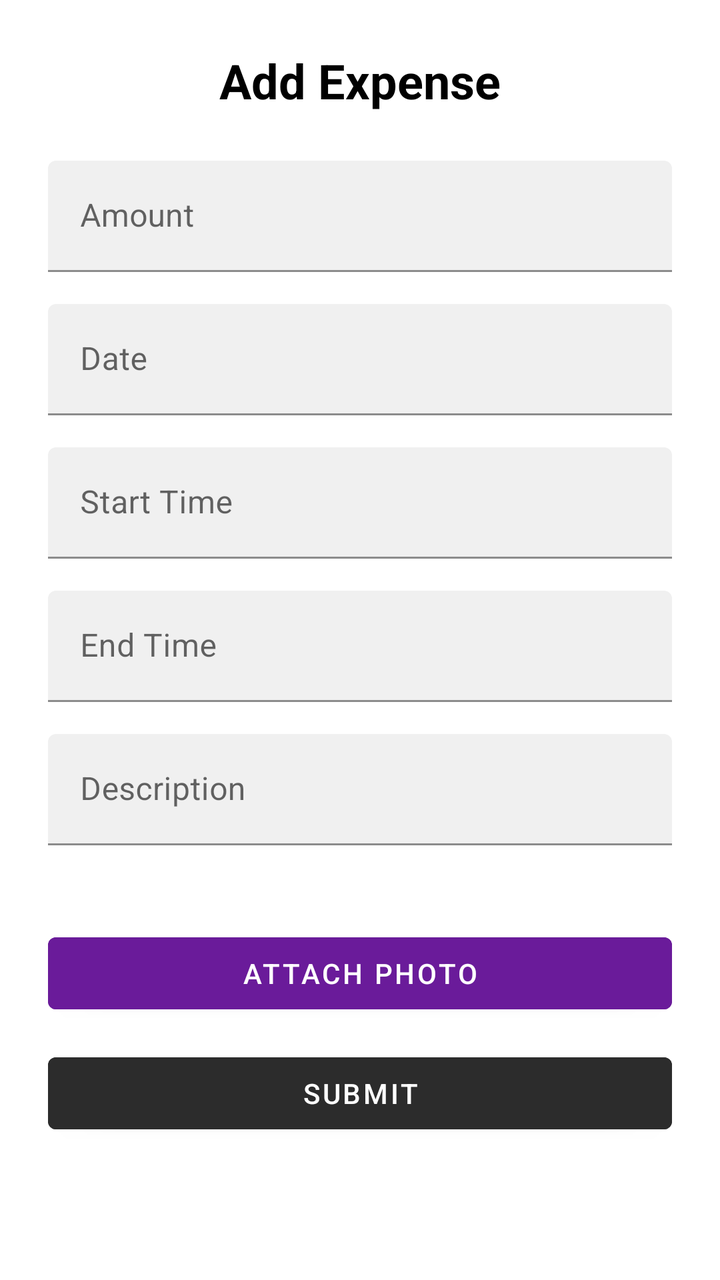
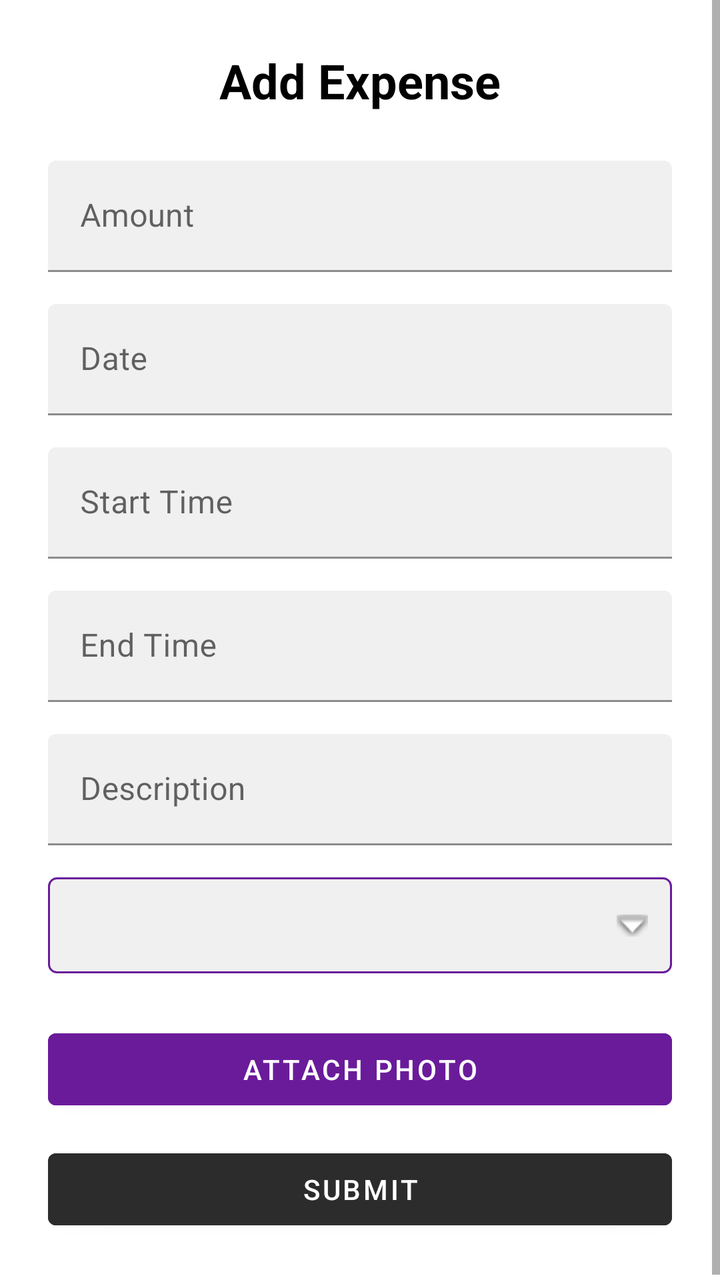

Two renders of the same Android screen: before a commit and after it. Below are the layout's source before the change and the commit's diff.
<!-- AndroidManifest.xml: application theme Theme.HarmonieBudget -->
<!-- res/layout/activity_expense.xml -->
<?xml version="1.0" encoding="utf-8"?>
<ScrollView
    xmlns:android="http://schemas.android.com/apk/res/android"
    xmlns:app="http://schemas.android.com/apk/res-auto"
    android:layout_width="match_parent"
    android:layout_height="match_parent"
    android:fillViewport="true">
    <androidx.constraintlayout.widget.ConstraintLayout
        android:layout_width="match_parent"
        android:layout_height="wrap_content"
        android:padding="24dp"
        android:background="@color/white">

        
        <TextView
            android:id="@+id/tv_expense_title"
            android:layout_width="wrap_content"
            android:layout_height="wrap_content"
            android:text="@string/add_expense_title"
            android:textSize="24sp"
            android:textStyle="bold"
            android:textColor="#000000"
            app:layout_constraintTop_toTopOf="parent"
            app:layout_constraintStart_toStartOf="parent"
            app:layout_constraintEnd_toEndOf="parent" />

        
        <com.google.android.material.textfield.TextInputLayout
            android:id="@+id/til_amount"
            android:layout_width="0dp"
            android:layout_height="wrap_content"
            android:layout_marginTop="24dp"
            app:boxBackgroundColor="#F0F0F0"
            app:boxStrokeColor="#6A1B9A"
            app:layout_constraintTop_toBottomOf="@id/tv_expense_title"
            app:layout_constraintStart_toStartOf="parent"
            app:layout_constraintEnd_toEndOf="parent">
            <com.google.android.material.textfield.TextInputEditText
                android:id="@+id/et_amount"
                android:layout_width="match_parent"
                android:layout_height="wrap_content"
                android:hint="@string/hint_amount"
                android:inputType="numberDecimal"
                android:textColor="@android:color/black" />
        </com.google.android.material.textfield.TextInputLayout>

        
        <com.google.android.material.textfield.TextInputLayout
            android:id="@+id/til_date"
            android:layout_width="0dp"
            android:layout_height="wrap_content"
            android:layout_marginTop="16dp"
            app:boxBackgroundColor="#F0F0F0"
            app:boxStrokeColor="#6A1B9A"
            app:layout_constraintTop_toBottomOf="@id/til_amount"
            app:layout_constraintStart_toStartOf="parent"
            app:layout_constraintEnd_toEndOf="parent">
            <com.google.android.material.textfield.TextInputEditText
                android:id="@+id/et_date"
                android:layout_width="match_parent"
                android:layout_height="wrap_content"
                android:hint="@string/hint_date"
                android:textColor="@android:color/black"
                android:focusable="false"
                android:clickable="true" />
        </com.google.android.material.textfield.TextInputLayout>

        
        <com.google.android.material.textfield.TextInputLayout
            android:id="@+id/til_start_time"
            android:layout_width="0dp"
            android:layout_height="wrap_content"
            android:layout_marginTop="16dp"
            app:boxBackgroundColor="#F0F0F0"
            app:boxStrokeColor="#6A1B9A"
            app:layout_constraintTop_toBottomOf="@id/til_date"
            app:layout_constraintStart_toStartOf="parent"
            app:layout_constraintEnd_toEndOf="parent">
            <com.google.android.material.textfield.TextInputEditText
                android:id="@+id/et_start_time"
                android:layout_width="match_parent"
                android:layout_height="wrap_content"
                android:hint="@string/hint_start_time"
                android:textColor="@android:color/black"
                android:focusable="false"
                android:clickable="true" />
        </com.google.android.material.textfield.TextInputLayout>

        
        <com.google.android.material.textfield.TextInputLayout
            android:id="@+id/til_end_time"
            android:layout_width="0dp"
            android:layout_height="wrap_content"
            android:layout_marginTop="16dp"
            app:boxBackgroundColor="#F0F0F0"
            app:boxStrokeColor="#6A1B9A"
            app:layout_constraintTop_toBottomOf="@id/til_start_time"
            app:layout_constraintStart_toStartOf="parent"
            app:layout_constraintEnd_toEndOf="parent">
            <com.google.android.material.textfield.TextInputEditText
                android:id="@+id/et_end_time"
                android:layout_width="match_parent"
                android:layout_height="wrap_content"
                android:hint="@string/hint_end_time"
                android:textColor="@android:color/black"
                android:focusable="false"
                android:clickable="true" />
        </com.google.android.material.textfield.TextInputLayout>

        
        <com.google.android.material.textfield.TextInputLayout
            android:id="@+id/til_description"
            android:layout_width="0dp"
            android:layout_height="wrap_content"
            android:layout_marginTop="16dp"
            app:boxBackgroundColor="#F0F0F0"
            app:boxStrokeColor="#6A1B9A"
            app:layout_constraintTop_toBottomOf="@id/til_end_time"
            app:layout_constraintStart_toStartOf="parent"
            app:layout_constraintEnd_toEndOf="parent">
            <com.google.android.material.textfield.TextInputEditText
                android:id="@+id/et_description"
                android:layout_width="match_parent"
                android:layout_height="wrap_content"
                android:hint="@string/hint_description"
                android:textColor="@android:color/black" />
        </com.google.android.material.textfield.TextInputLayout>

        
        <Spinner
            android:id="@+id/spinner_category"
            android:layout_width="0dp"
            android:layout_height="wrap_content"
            android:layout_marginTop="16dp"
            android:background="#F0F0F0"
            app:layout_constraintTop_toBottomOf="@id/til_description"
            app:layout_constraintStart_toStartOf="parent"
            app:layout_constraintEnd_toEndOf="parent" />

        
        <Button
            android:id="@+id/btn_attach_photo"
            android:layout_width="0dp"
            android:layout_height="wrap_content"
            android:text="@string/btn_attach_photo"
            android:minHeight="48dp"
            android:backgroundTint="#6A1B9A"
            android:textColor="#FFFFFF"
            android:layout_marginTop="24dp"
            app:layout_constraintTop_toBottomOf="@id/spinner_category"
            app:layout_constraintStart_toStartOf="parent"
            app:layout_constraintEnd_toEndOf="parent" />

        
        <Button
            android:id="@+id/btn_save_expense"
            android:layout_width="0dp"
            android:layout_height="wrap_content"
            android:text="@string/btn_save_expense"
            android:minHeight="48dp"
            android:backgroundTint="#2C2C2C"
            android:textColor="#FFFFFF"
            android:layout_marginTop="12dp"
            app:layout_constraintTop_toBottomOf="@id/btn_attach_photo"
            app:layout_constraintStart_toStartOf="parent"
            app:layout_constraintEnd_toEndOf="parent" />

    </androidx.constraintlayout.widget.ConstraintLayout>
</ScrollView>
<!-- resources referenced by this layout -->
<resources>
  <color name="white">#FFFFFFFF</color>
  <string name="add_expense_title">Add Expense</string>
  <string name="btn_attach_photo">ATTACH PHOTO</string>
  <string name="btn_save_expense">Submit</string>
  <string name="hint_amount">Amount</string>
  <string name="hint_date">Date</string>
  <string name="hint_description">Description</string>
  <string name="hint_end_time">End Time</string>
  <string name="hint_start_time">Start Time</string>
  <style name="Theme.HarmonieBudget" parent="Theme.MaterialComponents.DayNight.NoActionBar">
  
          
          <item name="colorPrimary">@color/purple_500</item>
  
          
          <item name="colorPrimaryVariant">@color/purple_700</item>
  
          
          <item name="colorSecondary">@color/teal_200</item>
  
          
          <item name="android:windowBackground">@color/white</item>
  
          
          <item name="android:textColor">@android:color/black</item>
  
      </style>
  <color name="purple_500">#FF6200EE</color>
  <color name="purple_700">#FF3700B3</color>
  <color name="teal_200">#FF03DAC5</color>
</resources>

<!-- the commit's change to res/layout/activity_expense.xml (unified diff, before → after) -->
@@ -127,12 +127,15 @@
         </com.google.android.material.textfield.TextInputLayout>
 
         
+        
         <Spinner
             android:id="@+id/spinner_category"
             android:layout_width="0dp"
-            android:layout_height="wrap_content"
+            android:layout_height="48dp"
             android:layout_marginTop="16dp"
-            android:background="#F0F0F0"
+            android:background="@drawable/spinner_dropdown_background"
+            android:paddingStart="12dp"
+            android:paddingEnd="12dp"
             app:layout_constraintTop_toBottomOf="@id/til_description"
             app:layout_constraintStart_toStartOf="parent"
             app:layout_constraintEnd_toEndOf="parent" />
<!-- resource entries referenced after the edit -->
@@ -1,6 +1,23 @@
 <!-- resources referenced by this layout -->
 <resources>
   <color name="white">#FFFFFFFF</color>
+  <!-- drawable spinner_dropdown_background (drawable) -->
+  <?xml version="1.0" encoding="utf-8"?>
+  <layer-list xmlns:android="http://schemas.android.com/apk/res/android">
+      
+      <item>
+          <shape android:shape="rectangle">
+              <solid android:color="#F0F0F0" />
+              <corners android:radius="4dp" />
+              <stroke android:width="1dp" android:color="#6A1B9A" />
+          </shape>
+      </item>
+      
+      <item
+          android:drawable="@android:drawable/arrow_down_float"
+          android:gravity="center_vertical|end"
+          android:right="12dp" />
+  </layer-list>
   <string name="add_expense_title">Add Expense</string>
   <string name="btn_attach_photo">ATTACH PHOTO</string>
   <string name="btn_save_expense">Submit</string>
